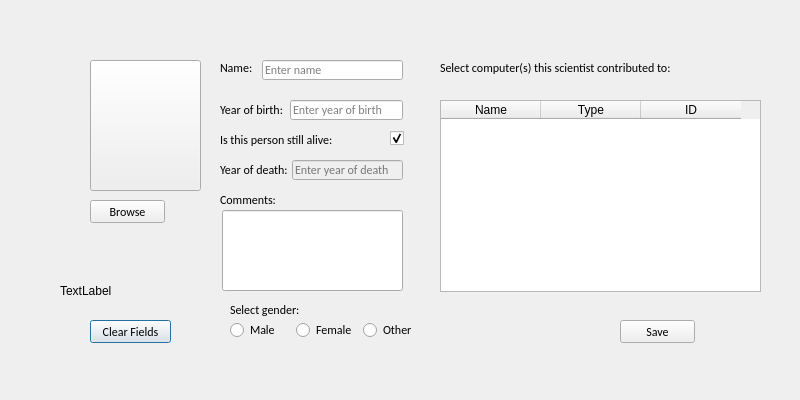
Qt form Hopur21Verkefni/MyComputerScienceList/ui/addcomputerscientist.ui (Hopur21/Hopur21) before a commit.
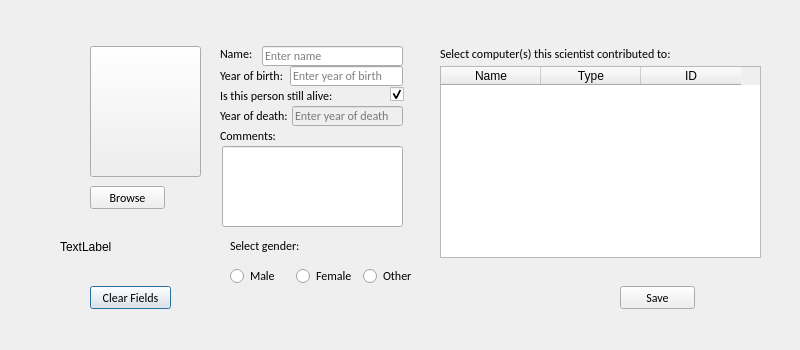
The same form after that commit. Icons and pictures are not drawn.

Diff of the .ui file:
```diff
--- a/Hopur21Verkefni/MyComputerScienceList/ui/addcomputerscientist.ui
+++ b/Hopur21Verkefni/MyComputerScienceList/ui/addcomputerscientist.ui
@@ -7,19 +7,19 @@
     <x>0</x>
     <y>0</y>
     <width>800</width>
-    <height>400</height>
+    <height>350</height>
    </rect>
   </property>
   <property name="minimumSize">
    <size>
     <width>800</width>
-    <height>400</height>
+    <height>350</height>
    </size>
   </property>
   <property name="maximumSize">
    <size>
     <width>800</width>
-    <height>400</height>
+    <height>350</height>
    </size>
   </property>
   <property name="windowTitle">
@@ -33,16 +33,16 @@
    <property name="geometry">
     <rect>
      <x>0</x>
-     <y>0</y>
+     <y>-4</y>
      <width>786</width>
-     <height>347</height>
+     <height>321</height>
     </rect>
    </property>
    <widget class="QPushButton" name="pushButton_Addscientist_clearFields">
     <property name="geometry">
      <rect>
       <x>90</x>
-      <y>320</y>
+      <y>290</y>
       <width>81</width>
       <height>23</height>
      </rect>
@@ -63,7 +63,7 @@
     <property name="geometry">
      <rect>
       <x>292</x>
-      <y>160</y>
+      <y>110</y>
       <width>111</width>
       <height>20</height>
      </rect>
@@ -81,7 +81,7 @@
     <property name="geometry">
      <rect>
       <x>90</x>
-      <y>60</y>
+      <y>50</y>
       <width>111</width>
       <height>131</height>
      </rect>
@@ -109,7 +109,7 @@
     <property name="geometry">
      <rect>
       <x>222</x>
-      <y>210</y>
+      <y>150</y>
       <width>181</width>
       <height>81</height>
      </rect>
@@ -127,7 +127,7 @@
     <property name="geometry">
      <rect>
       <x>390</x>
-      <y>130</y>
+      <y>90</y>
       <width>21</width>
       <height>17</height>
      </rect>
@@ -143,7 +143,7 @@
     <property name="geometry">
      <rect>
       <x>290</x>
-      <y>100</y>
+      <y>70</y>
       <width>113</width>
       <height>20</height>
      </rect>
@@ -164,7 +164,7 @@
     <property name="geometry">
      <rect>
       <x>620</x>
-      <y>320</y>
+      <y>290</y>
       <width>75</width>
       <height>23</height>
      </rect>
@@ -182,7 +182,7 @@
     <property name="geometry">
      <rect>
       <x>262</x>
-      <y>60</y>
+      <y>50</y>
       <width>141</width>
       <height>20</height>
      </rect>
@@ -200,7 +200,7 @@
     <property name="geometry">
      <rect>
       <x>90</x>
-      <y>200</y>
+      <y>190</y>
       <width>75</width>
       <height>23</height>
      </rect>
@@ -218,7 +218,7 @@
     <property name="geometry">
      <rect>
       <x>220</x>
-      <y>60</y>
+      <y>50</y>
       <width>41</width>
       <height>16</height>
      </rect>
@@ -236,7 +236,7 @@
     <property name="geometry">
      <rect>
       <x>220</x>
-      <y>100</y>
+      <y>70</y>
       <width>71</width>
       <height>20</height>
      </rect>
@@ -254,7 +254,7 @@
     <property name="geometry">
      <rect>
       <x>220</x>
-      <y>130</y>
+      <y>90</y>
       <width>121</width>
       <height>20</height>
      </rect>
@@ -272,7 +272,7 @@
     <property name="geometry">
      <rect>
       <x>220</x>
-      <y>160</y>
+      <y>110</y>
       <width>71</width>
       <height>20</height>
      </rect>
@@ -290,7 +290,7 @@
     <property name="geometry">
      <rect>
       <x>220</x>
-      <y>190</y>
+      <y>130</y>
       <width>121</width>
       <height>20</height>
      </rect>
@@ -308,7 +308,7 @@
     <property name="geometry">
      <rect>
       <x>230</x>
-      <y>300</y>
+      <y>240</y>
       <width>121</width>
       <height>20</height>
      </rect>
@@ -326,7 +326,7 @@
     <property name="geometry">
      <rect>
       <x>440</x>
-      <y>60</y>
+      <y>50</y>
       <width>251</width>
       <height>16</height>
      </rect>
@@ -399,7 +399,7 @@
     <property name="geometry">
      <rect>
       <x>440</x>
-      <y>100</y>
+      <y>70</y>
       <width>321</width>
       <height>192</height>
      </rect>
@@ -442,7 +442,7 @@
     <property name="geometry">
      <rect>
       <x>60</x>
-      <y>260</y>
+      <y>220</y>
       <width>91</width>
       <height>61</height>
      </rect>
@@ -455,7 +455,7 @@
     <property name="geometry">
      <rect>
       <x>230</x>
-      <y>320</y>
+      <y>270</y>
       <width>193</width>
       <height>20</height>
      </rect>
```
